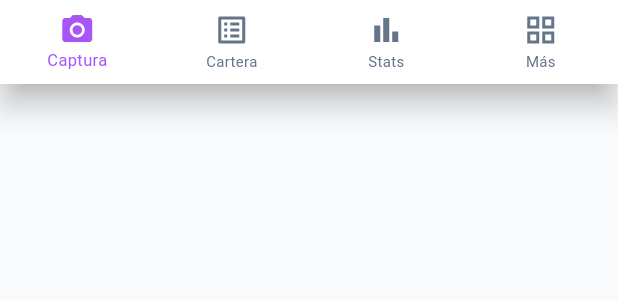
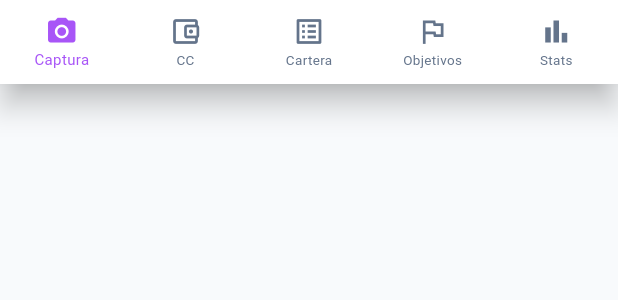
Before and after one commit to gncpiazza-code/CenterMind, a Flutter app: the _BottomNav widget shown alone on an empty page, opened directly with empty values, on a phone screen of 412 x 824 dp. Shown: the top 300 px of the screen. Run offline on Flutter 3.47's test engine with Material 3 defaults, Android fonts, the phone set to English and light mode, and no system bars; our stand-ins replace cached_network_image, camera, connectivity_plus, drift, flutter_secure_storage, geolocator and 2 more; accounts and stored records are empty; network calls fail.

Commit message:
feat(mobile): P0 nav 5 tabs + default Captura + fix multifoto
- Tab inicial cambiado de Cartera (1) a Captura (0)
- Lazy camera mount al startup (~350 ms) en lugar de solo al tap
- Nav: 4 tabs → 5 tabs directos (Captura·CC·Cartera·Objetivos·Stats); hub Más eliminado del MVP
- Multifoto: wire botón 'Agregar otra foto' → addExtraPhoto() que colapsa sheet manteniendo PDV seleccionado
- Galería: botón 'Ver en galería' removido del done phase (Fuera MVP)

Co-Authored-By: Claude Sonnet 4.6 <noreply@anthropic.com>

```diff
--- a/shelfy-mobile/lib/features/home/home_screen.dart
+++ b/shelfy-mobile/lib/features/home/home_screen.dart
@@ -11,16 +11,17 @@ import '../capture/capture_screen.dart';
 import '../cartera/cartera_provider.dart';
 import '../cartera/cartera_screen.dart';
 import '../cuentas/cuentas_provider.dart';
+import '../cuentas/cuentas_screen.dart';
 import '../galeria/galeria_provider.dart';
 import '../objetivos/objetivos_provider.dart';
+import '../objetivos/objetivos_screen.dart';
 import '../stats/stats_provider.dart';
 import '../stats/stats_screen.dart';
 import '../ventas/ventas_provider.dart';
 import 'home_tab_controller.dart';
-import 'more_screen.dart';
 
-/// Shell de navegación principal con BottomNavigationBar de 4 tabs.
-/// Tabs: Captura · Cartera · Stats · Más (hub animado → Ventas/Cuentas/Objetivos/Galería).
+/// Shell de navegación principal con BottomNavigationBar de 5 tabs MVP.
+/// Tabs: Captura · CC · Cartera · Objetivos · Stats.
 class HomeScreen extends StatefulWidget {
   const HomeScreen({super.key});
 
@@ -30,7 +31,7 @@ class HomeScreen extends StatefulWidget {
 
 class _HomeScreenState extends State<HomeScreen> {
   bool _providersReady = false;
-  bool _captureTabReady = false;
+  bool _captureTabReady = false; // lazy para evitar OOM iOS en cold start
 
   late HomeTabController _tabController;
   late CaptureProvider _captureProvider;
@@ -60,6 +61,11 @@ class _HomeScreenState extends State<HomeScreen> {
       _galeriaProvider.refreshAfterUpload(nroCliente);
     };
     setState(() => _providersReady = true);
+
+    // Lazy mount cámara ~350 ms tras providers listos — evita SIGKILL iOS cold start.
+    Future<void>.delayed(const Duration(milliseconds: 350), () {
+      if (mounted) setState(() => _captureTabReady = true);
+    });
   }
 
   @override
@@ -110,29 +116,20 @@ class _HomeScreenState extends State<HomeScreen> {
                       ),
                     ],
                   ),
-            // Solo monta el tab activo — IndexedStack dejaba cámara + 4 pantallas
-            // vivas y provocaba OOM / crash nativo en iOS al navegar mucho.
+            // Solo monta el tab activo — evita OOM con cámara + múltiples pantallas vivas.
             body: switch (_tabController.selectedIndex) {
               0 => _captureTabReady
                   ? const CaptureScreen(key: ValueKey('tab_capture'))
                   : const Center(child: CircularProgressIndicator()),
-              1 => const CarteraScreen(key: ValueKey('tab_cartera')),
-              2 => const StatsScreen(key: ValueKey('tab_stats')),
-              3 => const MoreScreen(key: ValueKey('tab_more')),
+              1 => const CuentasScreen(key: ValueKey('tab_cc')),
+              2 => const CarteraScreen(key: ValueKey('tab_cartera')),
+              3 => const ObjetivosScreen(key: ValueKey('tab_objetivos')),
+              4 => const StatsScreen(key: ValueKey('tab_stats')),
               _ => const SizedBox.shrink(),
             },
             bottomNavigationBar: _BottomNav(
               selectedIndex: _tabController.selectedIndex,
-              onTap: (index) {
-                if (index == 0 && !_captureTabReady) {
-                  Future<void>.delayed(const Duration(milliseconds: 350), () {
-                    if (mounted && _tabController.selectedIndex == 0) {
-                      setState(() => _captureTabReady = true);
-                    }
-                  });
-                }
-                _tabController.goToTab(index);
-              },
+              onTap: (index) => _tabController.goToTab(index),
             ),
           );
         },
@@ -141,7 +138,7 @@ class _HomeScreenState extends State<HomeScreen> {
   }
 }
 
-/// BottomNavigationBar con 4 tabs: Captura, Cartera, Stats, Más.
+/// BottomNavigationBar con 5 tabs MVP: Captura, CC, Cartera, Objetivos, Stats.
 class _BottomNav extends StatelessWidget {
   final int selectedIndex;
   final ValueChanged<int> onTap;
@@ -156,9 +153,9 @@ class _BottomNav extends StatelessWidget {
       currentIndex: selectedIndex,
       onTap: onTap,
       type: BottomNavigationBarType.fixed,
-      selectedFontSize: 11,
-      unselectedFontSize: 10,
-      iconSize: 24,
+      selectedFontSize: 10,
+      unselectedFontSize: 9,
+      iconSize: 22,
       selectedItemColor: ShelfyTokens.primary,
       unselectedItemColor: ShelfyTokens.muted,
       backgroundColor: ShelfyTokens.panel,
@@ -184,26 +181,33 @@ class _BottomNav extends StatelessWidget {
           label: 'Captura',
           tooltip: 'Registrar exhibición',
         ),
-        // Tab 1: Cartera
+        // Tab 1: CC
+        const BottomNavigationBarItem(
+          icon: Icon(Icons.account_balance_wallet_outlined),
+          activeIcon: Icon(Icons.account_balance_wallet),
+          label: 'CC',
+          tooltip: 'Cuentas corrientes',
+        ),
+        // Tab 2: Cartera
         const BottomNavigationBarItem(
           icon: Icon(Icons.list_alt_outlined),
           activeIcon: Icon(Icons.list_alt),
           label: 'Cartera',
           tooltip: 'Ver clientes de tu ruta',
         ),
-        // Tab 2: Stats
+        // Tab 3: Objetivos
+        const BottomNavigationBarItem(
+          icon: Icon(Icons.flag_outlined),
+          activeIcon: Icon(Icons.flag),
+          label: 'Objetivos',
+          tooltip: 'Objetivos activos',
+        ),
+        // Tab 4: Stats
         const BottomNavigationBarItem(
           icon: Icon(Icons.bar_chart_outlined),
           activeIcon: Icon(Icons.bar_chart),
           label: 'Stats',
           tooltip: 'Estadísticas de rendimiento',
-        ),
-        // Tab 3: Más
-        const BottomNavigationBarItem(
-          icon: Icon(Icons.grid_view_outlined),
-          activeIcon: Icon(Icons.grid_view),
-          label: 'Más',
-          tooltip: 'Ventas, Cuentas, Objetivos, Galería',
         ),
       ],
     );
```
Also changed, not shown: shelfy-mobile/lib/features/capture/capture_provider.dart (+14 -2 lines), shelfy-mobile/lib/features/capture/capture_screen.dart (+2 -29 lines), shelfy-mobile/lib/features/home/home_tab_controller.dart (+10 -24 lines).
